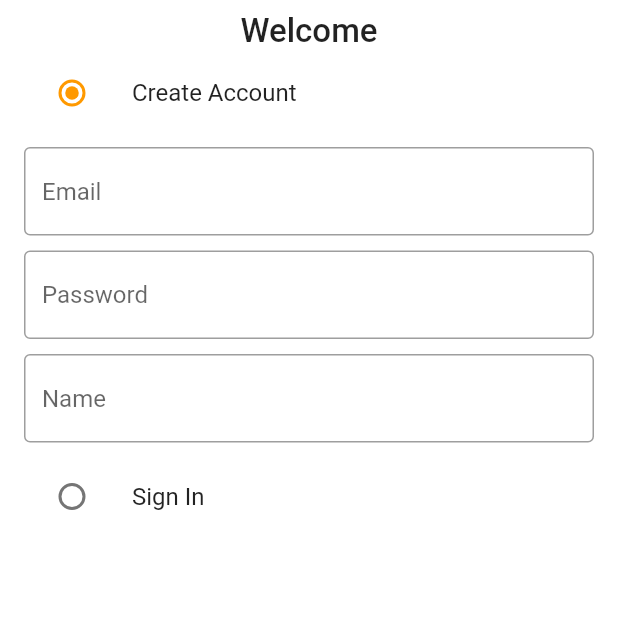
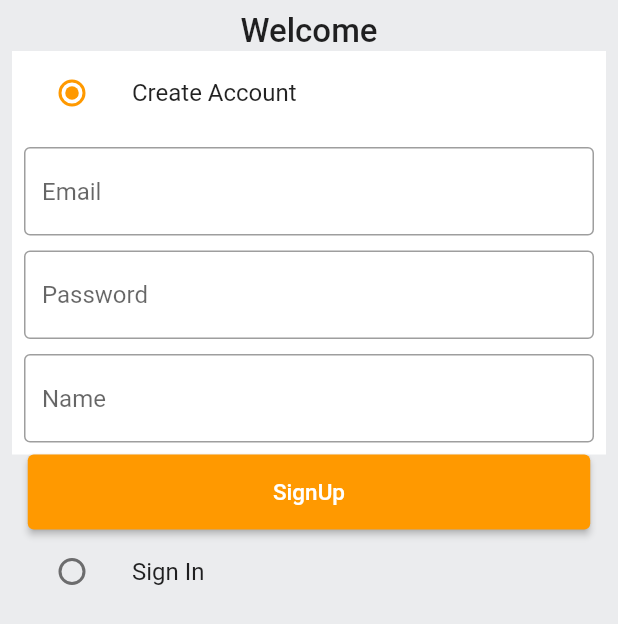
Before and after one commit to naveeez10/amazon_clone, a Flutter app: the screen it shows after launch, on a phone screen of 412 x 824 dp. Shown: the top 624 px of the screen. Run offline on Flutter 3.47's test engine with Material 2 defaults, Android fonts, the phone set to English and light mode, and no system bars.

Commit message:
Made some progress with the Auth screen

```diff
--- a/lib/features/auth/screens/auth_screen.dart
+++ b/lib/features/auth/screens/auth_screen.dart
@@ -44,7 +44,13 @@ class _AuthScreenState extends State<AuthScreen> {
                 style: TextStyle(fontSize: 22, fontWeight: FontWeight.w500),
               ),
               ListTile(
-                title: const Text("Create Account"),
+                tileColor: _auth == Auth.signup
+                    ? GlobalVariables.backgroundColor
+                    : GlobalVariables.greyBackgroundColor,
+                title: const Text(
+                  "Create Account",
+                  style: TextStyle(fontWeight: FontWeight.w400),
+                ),
                 leading: Radio(
                   activeColor: GlobalVariables.secondaryColor,
                   value: Auth.signup,
@@ -57,6 +63,8 @@ class _AuthScreenState extends State<AuthScreen> {
                 ),
               ),
               if (_auth == Auth.signup)
+                Column(
+                  children: [
                     Container(
                       padding: const EdgeInsets.all(8),
                       color: GlobalVariables.backgroundColor,
@@ -84,8 +92,28 @@ class _AuthScreenState extends State<AuthScreen> {
                         ]),
                       ),
                     ),
+                    Container(
+                      width: 375,
+                      height: 50,
+                      decoration: BoxDecoration(
+                          borderRadius: BorderRadius.circular(100)),
+                      child: ElevatedButton(
+                          onPressed: () {},
+                          child: const Text(
+                            "SignUp",
+                            style: TextStyle(fontSize: 15, color: Colors.white),
+                          )),
+                    ),
+                  ],
+                ),
               ListTile(
-                title: const Text("Sign In"),
+                tileColor: _auth == Auth.signin
+                    ? GlobalVariables.backgroundColor
+                    : GlobalVariables.greyBackgroundColor,
+                title: const Text(
+                  "Sign In",
+                  style: TextStyle(fontWeight: FontWeight.w400),
+                ),
                 leading: Radio(
                   activeColor: GlobalVariables.secondaryColor,
                   value: Auth.signin,
@@ -98,7 +126,12 @@ class _AuthScreenState extends State<AuthScreen> {
                 ),
               ),
               if (_auth == Auth.signin)
-                Form(
+                Column(
+                  children: [
+                    Container(
+                      color: GlobalVariables.backgroundColor,
+                      padding: const EdgeInsets.all(8),
+                      child: Form(
                         key: _signInformKey,
                         child: Column(children: [
                           CustomTextField(
@@ -114,6 +147,21 @@ class _AuthScreenState extends State<AuthScreen> {
                           ),
                         ]),
                       ),
+                    ),
+                    Container(
+                      width: 375,
+                      height: 50,
+                      decoration: BoxDecoration(
+                          borderRadius: BorderRadius.circular(100)),
+                      child: ElevatedButton(
+                          onPressed: () {},
+                          child: const Text(
+                            "SignIn",
+                            style: TextStyle(fontSize: 15, color: Colors.white),
+                          )),
+                    ),
+                  ],
+                )
             ],
           ),
         ),
--- a/lib/main.dart
+++ b/lib/main.dart
@@ -17,19 +17,13 @@ class MyApp extends StatelessWidget {
         debugShowCheckedModeBanner: false,
         title: 'Amazon Clone',
         theme: ThemeData(
-        scaffoldBackgroundColor: GlobalVariables.backgroundColor,
+            scaffoldBackgroundColor: GlobalVariables.greyBackgroundColor,
             colorScheme: const ColorScheme.light(
               primary: GlobalVariables.secondaryColor,
             ),
             appBarTheme: const AppBarTheme(
-          elevation: 0,
-          iconTheme: IconThemeData(
-            color: Colors.black
-          )
-        )
-      ),
+                elevation: 0, iconTheme: IconThemeData(color: Colors.black))),
         onGenerateRoute: (settings) => generateRoute(settings),
-      home: const AuthScreen()
-    );
+        home: const AuthScreen());
   }
 }
```
Lines whose indentation alone changed are shown as unchanged.
